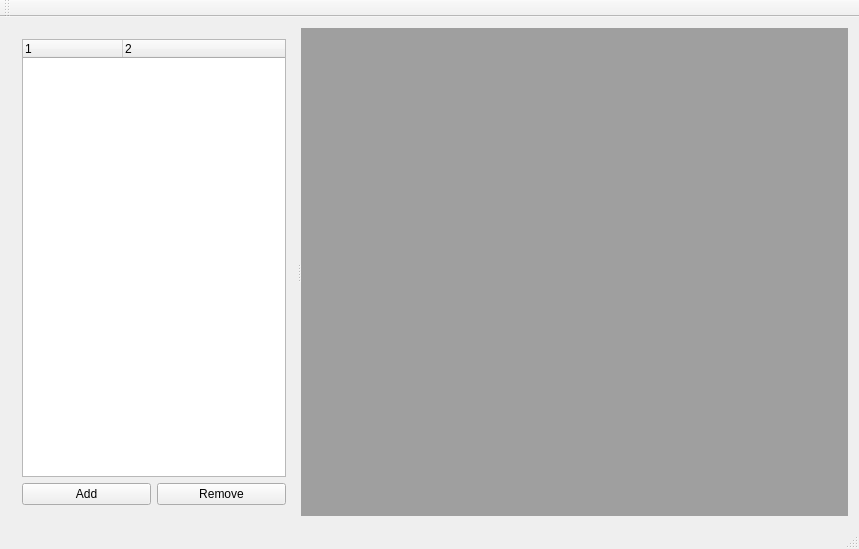
Above: calibration_gui/calibration_gui/ui/mainwindow.ui from davidtvs/calibration before the change. Below: the same form after it.
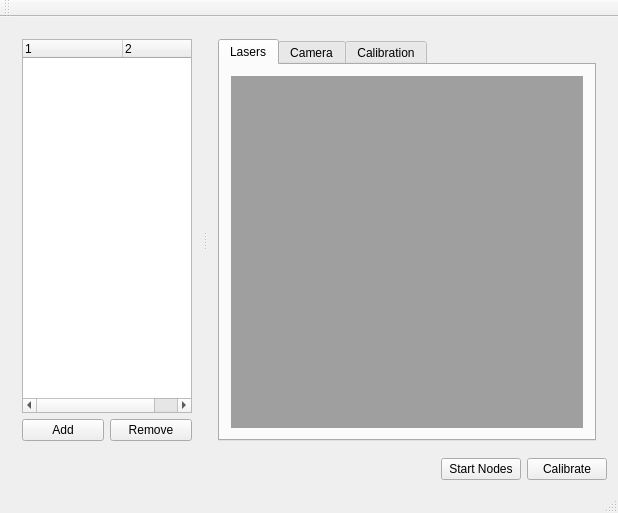
That is the form after the change.

```diff
--- a/calibration_gui/calibration_gui/ui/mainwindow.ui
+++ b/calibration_gui/calibration_gui/ui/mainwindow.ui
@@ -6,24 +6,63 @@
    <rect>
     <x>0</x>
     <y>0</y>
-    <width>859</width>
-    <height>549</height>
+    <width>618</width>
+    <height>513</height>
    </rect>
   </property>
+  <property name="sizePolicy">
+   <sizepolicy hsizetype="Preferred" vsizetype="Preferred">
+    <horstretch>0</horstretch>
+    <verstretch>0</verstretch>
+   </sizepolicy>
+  </property>
   <property name="windowTitle">
    <string>MainWindow</string>
   </property>
   <widget class="QWidget" name="centralWidget">
    <layout class="QGridLayout" name="gridLayout_2">
-    <item row="0" column="0">
+    <item row="4" column="0">
+     <spacer name="horizontalSpacer">
+      <property name="orientation">
+       <enum>Qt::Horizontal</enum>
+      </property>
+      <property name="sizeHint" stdset="0">
+       <size>
+        <width>401</width>
+        <height>20</height>
+       </size>
+      </property>
+     </spacer>
+    </item>
+    <item row="0" column="0" colspan="3">
      <widget class="QSplitter" name="splitter">
       <property name="orientation">
        <enum>Qt::Horizontal</enum>
       </property>
-      <widget class="QWidget" name="layoutWidget">
+      <widget class="QWidget" name="">
        <layout class="QGridLayout" name="gridLayout">
-        <item row="0" column="0" colspan="2">
+        <item row="1" column="3">
+         <widget class="QPushButton" name="bt_add">
+          <property name="text">
+           <string>Add</string>
+          </property>
+         </widget>
+        </item>
+        <item row="1" column="4">
+         <widget class="QPushButton" name="bt_remove">
+          <property name="text">
+           <string>Remove</string>
+          </property>
+         </widget>
+        </item>
+        <item row="0" column="3" colspan="2">
          <widget class="QTreeWidget" name="treeWidget">
+          <property name="sizePolicy">
+           <sizepolicy hsizetype="Preferred" vsizetype="Preferred">
+            <horstretch>0</horstretch>
+            <verstretch>0</verstretch>
+           </sizepolicy>
+          </property>
           <property name="frameShadow">
            <enum>QFrame::Sunken</enum>
           </property>
@@ -60,23 +99,70 @@
           </column>
          </widget>
         </item>
-        <item row="1" column="0">
-         <widget class="QPushButton" name="bt_add">
-          <property name="text">
-           <string>Add</string>
+       </layout>
+      </widget>
+      <widget class="QWidget" name="">
+       <layout class="QGridLayout" name="gridLayout_3">
+        <item row="0" column="0">
+         <widget class="QTabWidget" name="tabWidget">
+          <property name="currentIndex">
+           <number>0</number>
           </property>
+          <widget class="QWidget" name="tab">
+           <attribute name="title">
+            <string>Lasers</string>
+           </attribute>
+           <layout class="QGridLayout" name="gridLayout_4">
+            <item row="0" column="0">
+             <widget class="QMdiArea" name="mdiArea">
+              <property name="sizePolicy">
+               <sizepolicy hsizetype="Preferred" vsizetype="Preferred">
+                <horstretch>0</horstretch>
+                <verstretch>0</verstretch>
+               </sizepolicy>
+              </property>
+             </widget>
+            </item>
+           </layout>
+          </widget>
+          <widget class="QWidget" name="tab_2">
+           <attribute name="title">
+            <string>Camera</string>
+           </attribute>
+           <layout class="QGridLayout" name="gridLayout_5">
+            <item row="0" column="0">
+             <widget class="QMdiArea" name="mdiArea_2"/>
+            </item>
+           </layout>
+          </widget>
+          <widget class="QWidget" name="tab_3">
+           <attribute name="title">
+            <string>Calibration</string>
+           </attribute>
+           <layout class="QGridLayout" name="gridLayout_6">
+            <item row="0" column="0">
+             <widget class="QMdiArea" name="mdiArea_3"/>
+            </item>
+           </layout>
+          </widget>
          </widget>
         </item>
-        <item row="1" column="1">
-         <widget class="QPushButton" name="bt_remove">
-          <property name="text">
-           <string>Remove</string>
-          </property>
-         </widget>
-        </item>
        </layout>
       </widget>
-      <widget class="QMdiArea" name="mdiArea"/>
+     </widget>
+    </item>
+    <item row="4" column="1">
+     <widget class="QPushButton" name="bt_start_nodes">
+      <property name="text">
+       <string>Start Nodes</string>
+      </property>
+     </widget>
+    </item>
+    <item row="4" column="2">
+     <widget class="QPushButton" name="bt_calibrate">
+      <property name="text">
+       <string>Calibrate</string>
+      </property>
      </widget>
     </item>
    </layout>
```
Left out of the diff: 2 changed lines with no effect on the pictures.
